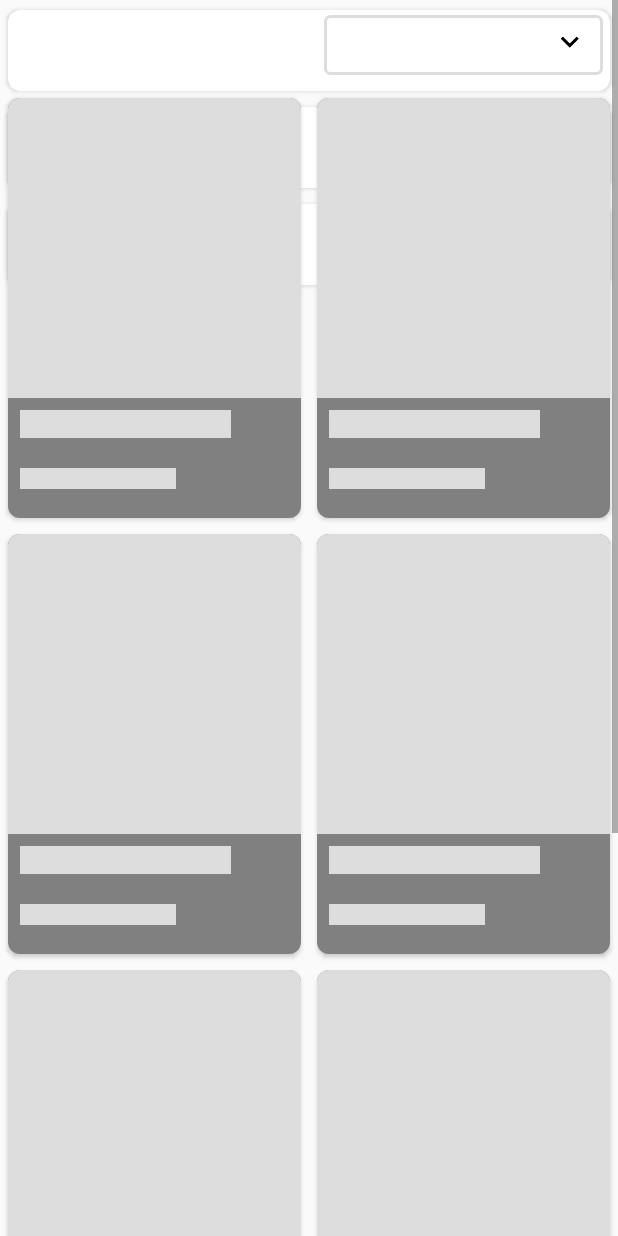
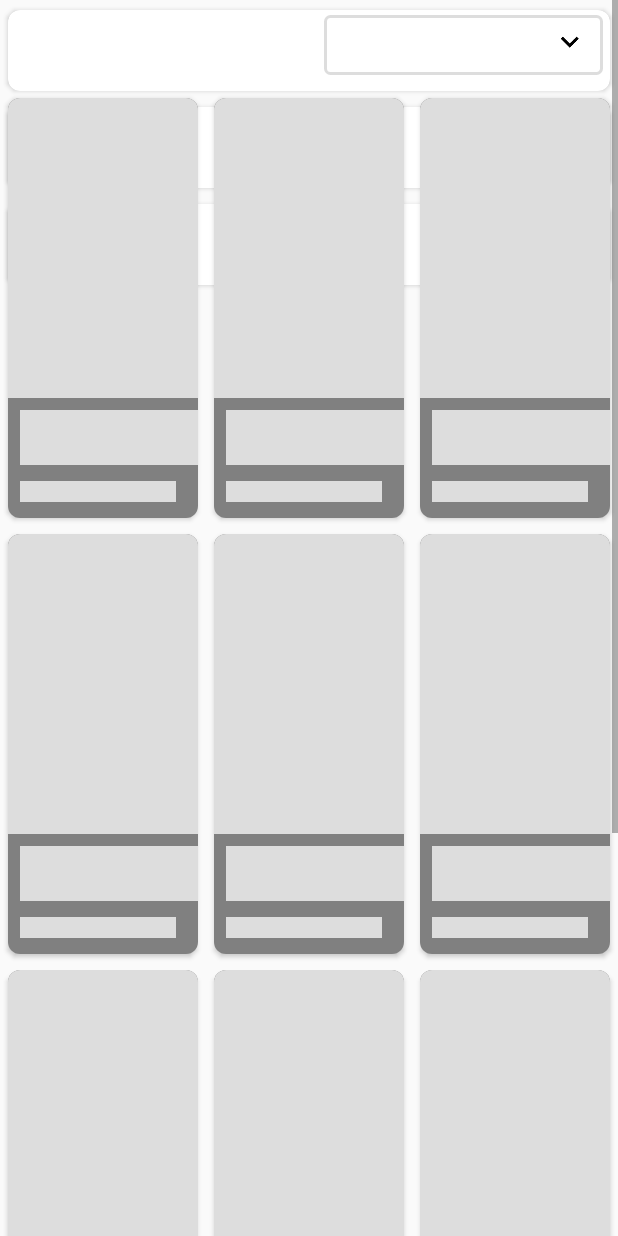
Before and after one commit to alpiansyah1204/lk21-app, an Android app: the layout movies_fragment.xml on its own in the app's theme, with its tools: preview values and no code run, on a phone screen of 412 x 824 dp. Run offline under Robolectric (Android 15) with nearby library versions, the phone set to English and light mode, and no system bars.

Commit message:
add string

```diff
--- a/app/src/main/java/com/example/submission2/presentation/adapter/SectionPagerAdapter.kt
+++ b/app/src/main/java/com/example/submission2/presentation/adapter/SectionPagerAdapter.kt
@@ -13,16 +13,14 @@ import com.example.submission2.presentation.list.tvshow.TVShowsFragment
 class SectionPagerAdapter(private val mContext: Context,fm : FragmentManager
                             ) : FragmentPagerAdapter(fm, BEHAVIOR_RESUME_ONLY_CURRENT_FRAGMENT) {
     @StringRes
-    private val tabTitles = intArrayOf(R.string.tab1,R.string.tab2)
+    private val tabTitles = intArrayOf(R.string.tab1)
     private val fragmentList: ArrayList<Fragment> = ArrayList()
 
     override fun getItem(position: Int): Fragment {
         if(position ==0){
             fragmentList.add(position,MoviesFragment())
         }
-        else{
-            fragmentList.add(position,TVShowsFragment())
-        }
+
         return fragmentList[position]
     }
 
--- a/app/src/main/java/com/example/submission2/presentation/list/movies/MoviesFragment.kt
+++ b/app/src/main/java/com/example/submission2/presentation/list/movies/MoviesFragment.kt
@@ -125,6 +125,7 @@ class MoviesFragment : Fragment(), CardAdapter.OnLoadMoreListener {
                         checkSpinner = 1
                         data()
                     }
+
                 }
             }
 
--- a/app/src/main/res/layout/movies_fragment.xml
+++ b/app/src/main/res/layout/movies_fragment.xml
@@ -86,8 +86,9 @@
                     android:layout_width="match_parent"
                     android:layout_height="0dp"
                     android:layout_weight="1"
-                    android:weightSum="2"
+                    android:weightSum="3"
                     android:orientation="horizontal">
+                    <include layout="@layout/loading_item_card" />
                     <include layout="@layout/loading_item_card" />
                     <include layout="@layout/loading_item_card" />
                 </LinearLayout>
@@ -95,8 +96,9 @@
                     android:layout_width="match_parent"
                     android:layout_height="0dp"
                     android:layout_weight="1"
-                    android:weightSum="2"
+                    android:weightSum="3"
                     android:orientation="horizontal">
+                    <include layout="@layout/loading_item_card" />
                     <include layout="@layout/loading_item_card" />
                     <include layout="@layout/loading_item_card" />
                 </LinearLayout>
@@ -104,8 +106,9 @@
                     android:layout_width="match_parent"
                     android:layout_height="0dp"
                     android:layout_weight="1"
-                    android:weightSum="2"
+                    android:weightSum="3"
                     android:orientation="horizontal">
+                    <include layout="@layout/loading_item_card" />
                     <include layout="@layout/loading_item_card" />
                     <include layout="@layout/loading_item_card" />
                 </LinearLayout>
@@ -113,8 +116,9 @@
                     android:layout_width="match_parent"
                     android:layout_height="0dp"
                     android:layout_weight="1"
-                    android:weightSum="2"
+                    android:weightSum="3"
                     android:orientation="horizontal">
+                    <include layout="@layout/loading_item_card" />
                     <include layout="@layout/loading_item_card" />
                     <include layout="@layout/loading_item_card" />
                 </LinearLayout>
--- a/app/src/main/res/values/strings.xml
+++ b/app/src/main/res/values/strings.xml
@@ -1,13 +1,14 @@
 <resources>
-    <string name="tab1">All Movies</string>
+    <string name="tab1">Semua Film</string>
     <string name="tab2">series</string>
-    <string name="title">Title:</string>
-    <string name="empty">Empty Item</string>
-    <string name="notfound">The item not found because the action is interrupted</string>
+    <string name="tab3">Semua Film Favorite</string>
+    <string name="title">judul:</string>
+    <string name="empty">Item Kosong</string>
+    <string name="notfound">Item tidak ditemukan karena terjadi interupt</string>
     <string name="title_favorite">Favorite</string>
-    <string name="search">Search</string>
+    <string name="search">Cari</string>
     <string name="reviews">User Review:</string>
     <string name="review">%s%% User Score </string>
-    <string name="not_found">Data Not Found</string>
+    <string name="not_found">Data Tidak Ditemukan</string>
     <string name="Fav">favorite</string>
 </resources>
--- a/favorite/src/main/java/com/example/submission2/favorite/adapter/SectionPagerFavoriteAdapter.kt
+++ b/favorite/src/main/java/com/example/submission2/favorite/adapter/SectionPagerFavoriteAdapter.kt
@@ -13,15 +13,12 @@ import com.example.submission2.favorite.tvshow.TVShowsFavoriteFragment
 class SectionPagerFavoriteAdapter(private val mContext: Context, fm : FragmentManager
 ) : FragmentPagerAdapter(fm, BEHAVIOR_RESUME_ONLY_CURRENT_FRAGMENT) {
     @StringRes
-    private val tabTitles = intArrayOf(R.string.tab1, R.string.tab2)
+    private val tabTitles = intArrayOf(R.string.tab3)
     private val fragmentList: ArrayList<Fragment> = ArrayList()
 
     override fun getItem(position: Int): Fragment {
         if(position ==0){
             fragmentList.add(position, MoviesFavoriteFragment())
-        }
-        else{
-            fragmentList.add(position, TVShowsFavoriteFragment())
         }
         return fragmentList[position]
     }
--- a/favorite/src/main/res/layout/activity_favorite.xml
+++ b/favorite/src/main/res/layout/activity_favorite.xml
@@ -14,7 +14,10 @@
         app:layout_collapseMode="pin"
         app:tabGravity="fill"
         app:tabMode="fixed"
-        app:tabTextColor="@color/pureWhite" />
+        app:tabBackground="@color/pureWhite"
+        android:foregroundTint="@color/pureWhite"
+        android:background="@color/pureWhite"
+        app:tabTextColor="@color/pureBlack" />
     <androidx.viewpager.widget.ViewPager
         android:id="@+id/view_pagers"
         android:layout_width="match_parent"
```
Also changed, not shown: app/src/main/java/com/example/submission2/presentation/list/movies/MoviesViewModel.kt (+42 -1 lines), app/src/main/res/layout/tvshows_fragment.xml (+8 -4 lines), favorite/src/main/res/layout/movies_favorite_fragment.xml (+8 -4 lines), favorite/src/main/res/layout/tvshows_favorite_fragment.xml (+8 -4 lines), 2 other files.
